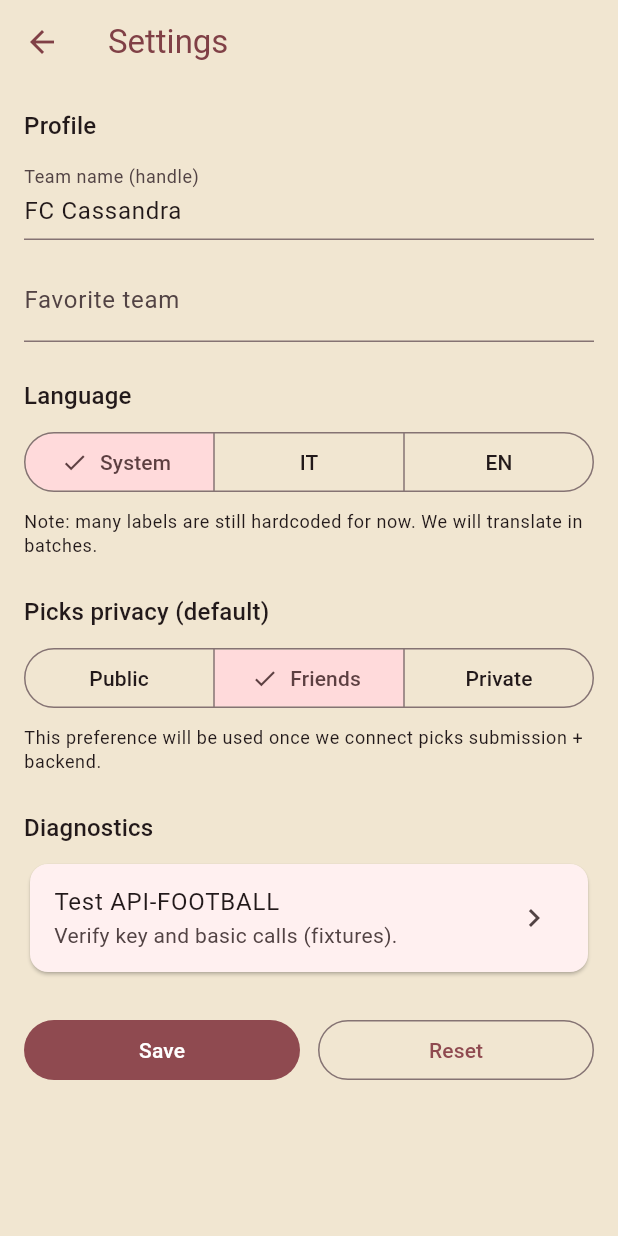
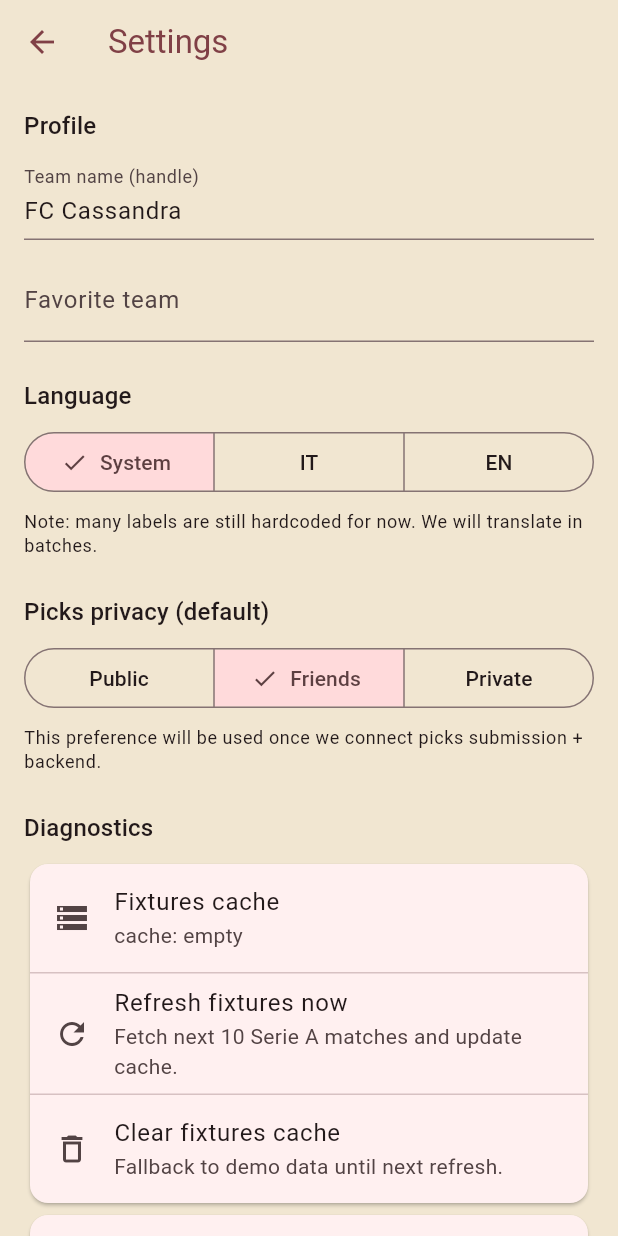
Before and after one commit to emilianocorbianco-cass/cassandra, a Flutter app: the SettingsPage screen opened directly, on a phone screen of 412 x 824 dp. Run offline on Flutter 3.47's test engine with Material 3 defaults, Android fonts, the phone set to English and light mode, and no system bars; our stand-ins replace flutter_dotenv, shared_preferences; accounts and stored records are empty; network calls fail; Roboto replaces fonts that are missing (Avenir).

Commit message:
fix: settings fixtures cache section and diagnostics route

```diff
--- a/cassandra/lib/features/settings/settings_page.dart
+++ b/cassandra/lib/features/settings/settings_page.dart
@@ -4,6 +4,11 @@ import 'package:cassandra/app/state/cassandra_scope.dart';
 import 'package:flutter/material.dart';
 
 import 'api_football_diagnostics_page.dart';
+import 'package:cassandra/app/config/env.dart';
+import 'package:cassandra/features/predictions/adapters/api_football_fixture_adapter.dart';
+import 'package:cassandra/features/predictions/models/formatters.dart';
+import 'package:cassandra/services/api_football/api_football_client.dart';
+import 'package:cassandra/services/api_football/api_football_service.dart';
 
 class SettingsPage extends StatefulWidget {
   const SettingsPage({super.key});
@@ -13,6 +18,8 @@ class SettingsPage extends StatefulWidget {
 }
 
 class _SettingsPageState extends State<SettingsPage> {
+  bool _fixturesRefreshing = false;
+
   final _teamNameCtrl = TextEditingController();
   final _favoriteTeamCtrl = TextEditingController();
 
@@ -83,9 +90,79 @@ class _SettingsPageState extends State<SettingsPage> {
     );
   }
 
+  Future<void> _refreshFixturesCache() async {
+    if (_fixturesRefreshing) return;
+
+    final app = CassandraScope.of(context);
+    final messenger = ScaffoldMessenger.of(context);
+
+    setState(() => _fixturesRefreshing = true);
+
+    String? key;
+    try {
+      key = Env.apiFootballKey;
+    } catch (_) {
+      key = null;
+    }
+
+    if (key == null || key.trim().isEmpty) {
+      messenger.showSnackBar(
+        SnackBar(content: Text(_t(app, 'API key mancante', 'Missing API key'))),
+      );
+      if (mounted) setState(() => _fixturesRefreshing = false);
+      return;
+    }
+
+    final client = ApiFootballClient(
+      apiKey: key,
+      baseUrl: Env.baseUrl,
+      useRapidApi: Env.useRapidApi,
+      rapidApiHost: Env.rapidApiHost,
+    );
+
+    try {
+      final service = ApiFootballService(client);
+      final fixtures = await service.getNextSerieAFixtures(count: 10);
+      final matches = predictionMatchesFromFixtures(fixtures);
+
+      app.setCachedPredictionMatches(
+        matches,
+        isReal: true,
+        updatedAt: DateTime.now(),
+      );
+
+      messenger.showSnackBar(
+        SnackBar(
+          content: Text(_t(app, 'Fixtures aggiornate', 'Fixtures updated')),
+        ),
+      );
+    } catch (_) {
+      messenger.showSnackBar(
+        SnackBar(
+          content: Text(
+            _t(app, 'Errore aggiornando fixtures', 'Error refreshing fixtures'),
+          ),
+        ),
+      );
+    } finally {
+      client.close();
+      if (mounted) setState(() => _fixturesRefreshing = false);
+    }
+  }
+
   @override
   Widget build(BuildContext context) {
     final app = CassandraScope.of(context);
+    final hasFixturesCache = app.cachedPredictionMatches != null;
+    final dataLabel = !hasFixturesCache
+        ? _t(app, 'cache: vuota', 'cache: empty')
+        : (app.cachedPredictionMatchesAreReal
+              ? _t(app, 'dati: reali (API)', 'data: real (API)')
+              : _t(app, 'dati: demo', 'data: demo'));
+    final updatedLabel = app.cachedPredictionMatchesUpdatedAt != null
+        ? ' • ${_t(app, 'agg.', 'upd.')} ${formatKickoff(app.cachedPredictionMatchesUpdatedAt!)}'
+        : '';
+
     final isEn = _isEnglish(app);
 
     return Scaffold(
@@ -193,6 +270,65 @@ class _SettingsPageState extends State<SettingsPage> {
             style: Theme.of(context).textTheme.titleMedium,
           ),
           const SizedBox(height: 8),
+          // Fixtures cache (runtime)
+          Card(
+            child: Column(
+              children: [
+                ListTile(
+                  leading: const Icon(Icons.storage),
+                  title: Text(_t(app, 'Fixtures cache', 'Fixtures cache')),
+                  subtitle: Text('$dataLabel$updatedLabel'),
+                ),
+                const Divider(height: 1),
+                ListTile(
+                  leading: const Icon(Icons.refresh),
+                  title: Text(
+                    _t(app, 'Aggiorna fixtures ora', 'Refresh fixtures now'),
+                  ),
+                  subtitle: Text(
+                    _t(
+                      app,
+                      'Scarica i prossimi 10 match di Serie A e aggiorna la cache.',
+                      'Fetch next 10 Serie A matches and update cache.',
+                    ),
+                  ),
+                  trailing: _fixturesRefreshing
+                      ? const SizedBox(
+                          height: 18,
+                          width: 18,
+                          child: CircularProgressIndicator(strokeWidth: 2),
+                        )
+                      : null,
+                  onTap: _fixturesRefreshing ? null : _refreshFixturesCache,
+                ),
+                const Divider(height: 1),
+                ListTile(
+                  leading: const Icon(Icons.delete_outline),
+                  title: Text(
+                    _t(app, 'Svuota cache fixtures', 'Clear fixtures cache'),
+                  ),
+                  subtitle: Text(
+                    _t(
+                      app,
+                      'Torna ai dati demo fino al prossimo refresh.',
+                      'Fallback to demo data until next refresh.',
+                    ),
+                  ),
+                  onTap: () {
+                    app.clearCachedPredictionMatches();
+                    ScaffoldMessenger.of(context).showSnackBar(
+                      SnackBar(
+                        content: Text(
+                          _t(app, 'Cache svuotata', 'Cache cleared'),
+                        ),
+                      ),
+                    );
+                  },
+                ),
+              ],
+            ),
+          ),
+
           Card(
             child: ListTile(
               title: Text(_t(app, 'Test API-FOOTBALL', 'Test API-FOOTBALL')),
```
